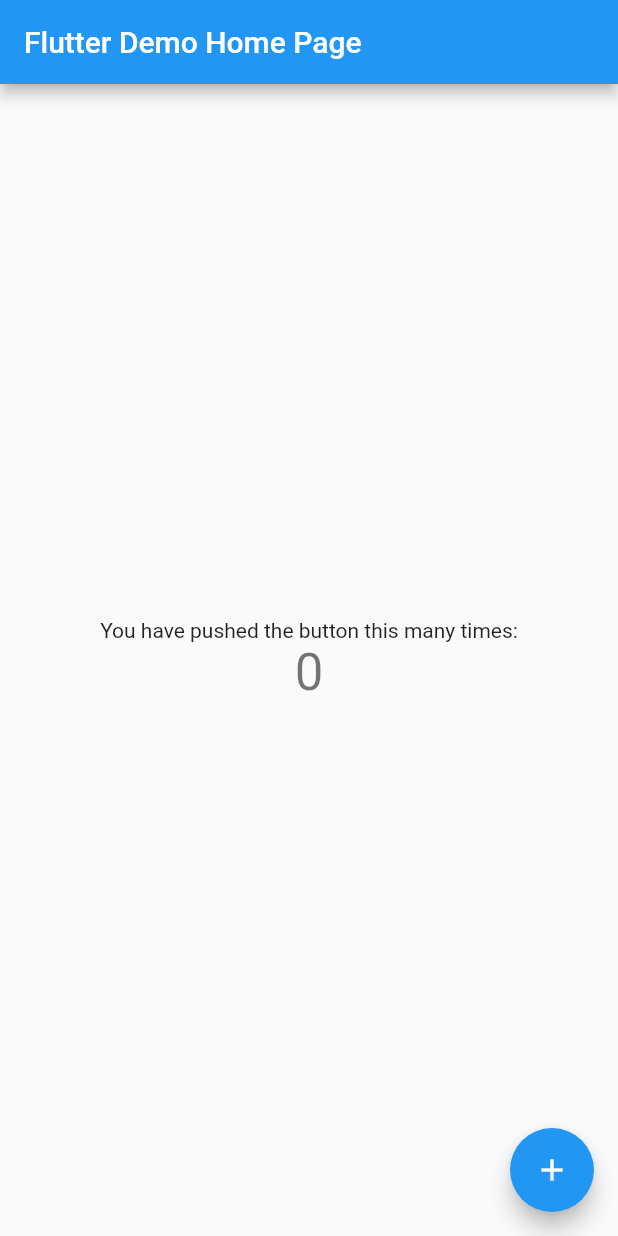
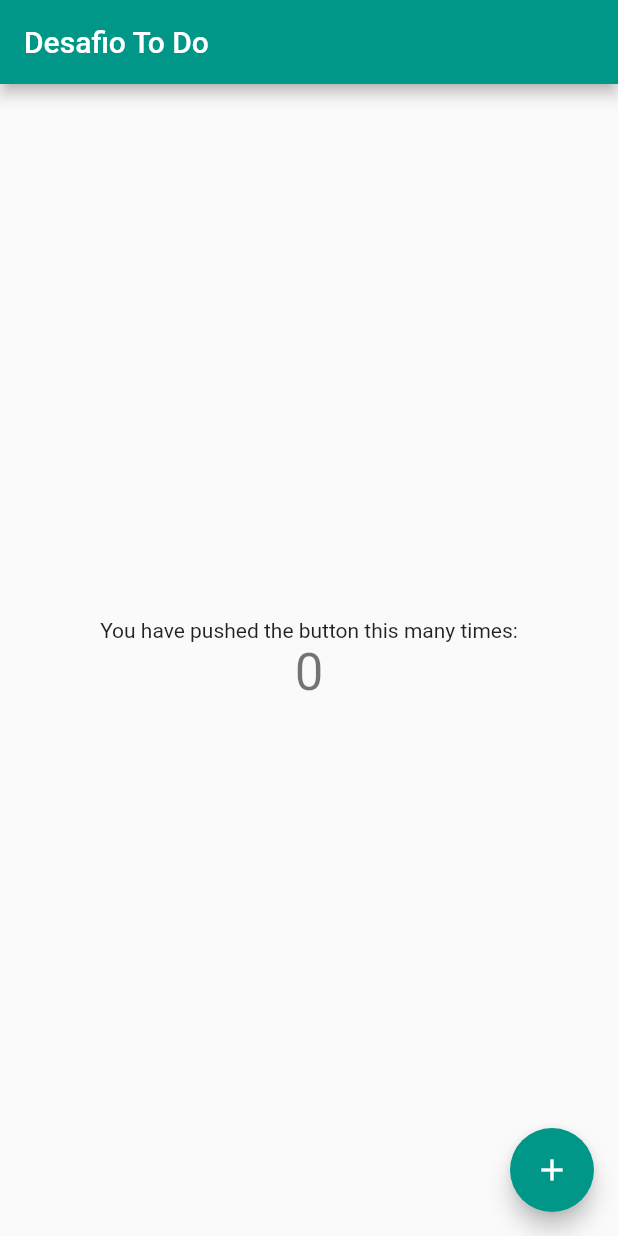
Before and after one commit to winkels7/flutter, a Flutter app: the screen it shows after launch, on a phone screen of 412 x 824 dp. Run offline on Flutter 3.47's test engine with Material 2 defaults, Android fonts, the phone set to English and light mode, and no system bars.

Commit message:
Cor teal mais titulo

```diff
--- a/desafio-toDo/desafio_todo/lib/main.dart
+++ b/desafio-toDo/desafio_todo/lib/main.dart
@@ -22,9 +22,9 @@ class MyApp extends StatelessWidget {
         // or simply save your changes to "hot reload" in a Flutter IDE).
         // Notice that the counter didn't reset back to zero; the application
         // is not restarted.
-        primarySwatch: Colors.blue,
+        primarySwatch: Colors.teal,
       ),
-      home: const MyHomePage(title: 'Flutter Demo Home Page'),
+      home: const MyHomePage(title: 'Desafio To Do'),
     );
   }
 }
```
